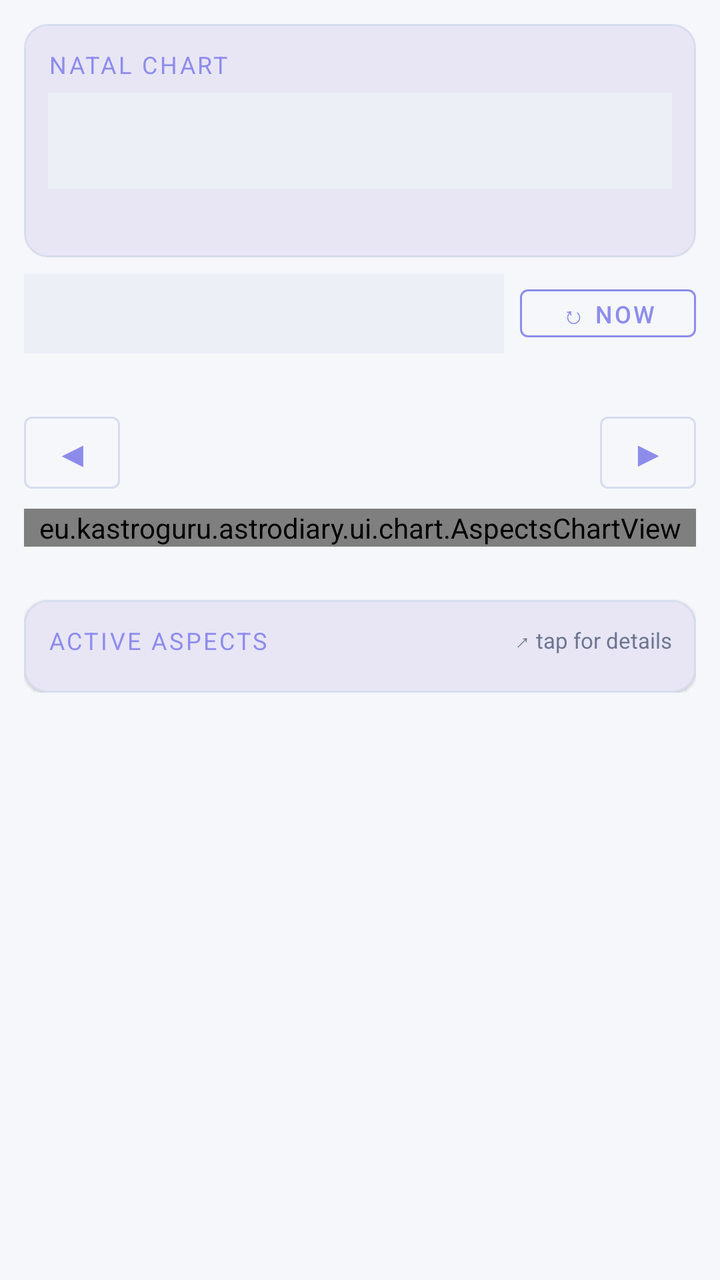
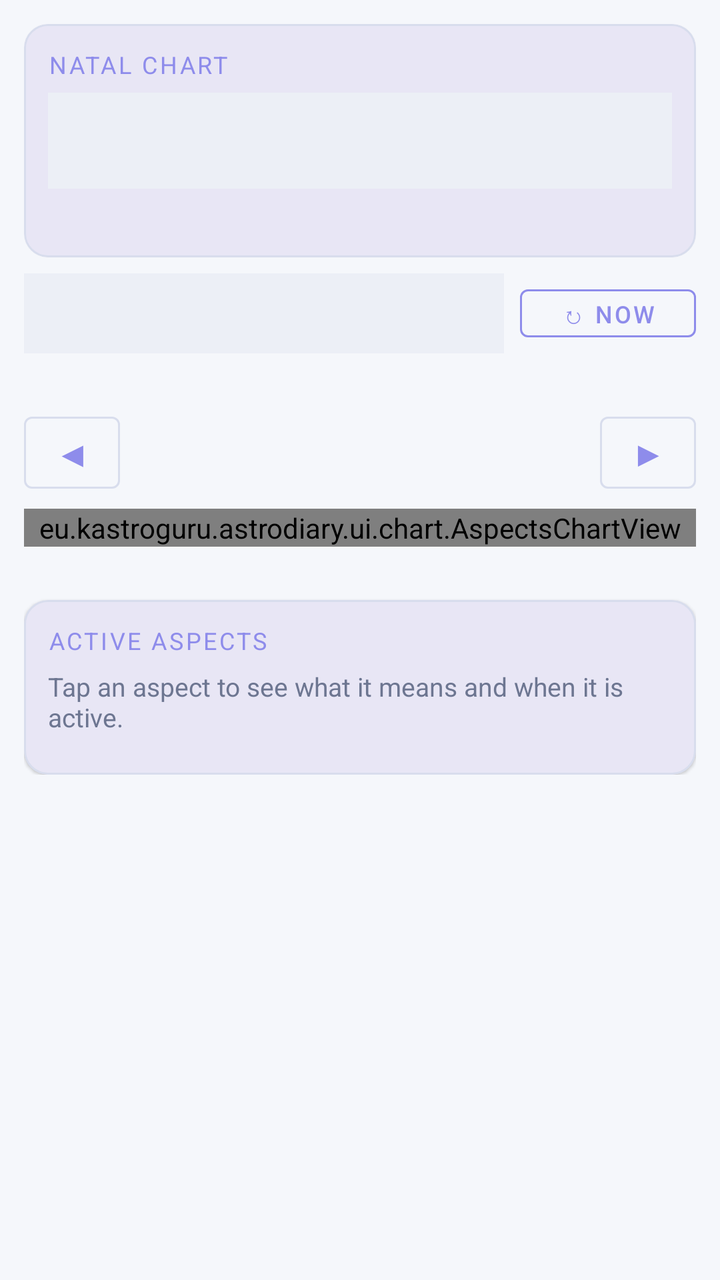

The first picture is an Android layout as it rendered before a commit; the second is the same layout after the commit. The layout source and the unified diff follow.
<!-- AndroidManifest.xml: application theme Theme.AstroDiary -->
<!-- res/layout/fragment_transit.xml -->
<?xml version="1.0" encoding="utf-8"?>
<androidx.coordinatorlayout.widget.CoordinatorLayout
    xmlns:android="http://schemas.android.com/apk/res/android"
    xmlns:app="http://schemas.android.com/apk/res-auto"
    android:layout_width="match_parent"
    android:layout_height="match_parent"
    android:background="@color/background_dark">

    <androidx.core.widget.NestedScrollView
        android:layout_width="match_parent"
        android:layout_height="match_parent">

        <LinearLayout
            android:layout_width="match_parent"
            android:layout_height="wrap_content"
            android:orientation="vertical"
            android:padding="12dp">

            
            <com.google.android.material.card.MaterialCardView
                android:layout_width="match_parent"
                android:layout_height="wrap_content"
                android:layout_marginBottom="8dp"
                app:cardBackgroundColor="@color/surface_dark"
                app:strokeColor="@color/card_stroke"
                app:strokeWidth="1dp"
                app:cardCornerRadius="12dp">

                <LinearLayout
                    android:layout_width="match_parent"
                    android:layout_height="wrap_content"
                    android:orientation="vertical"
                    android:padding="12dp">

                    <TextView
                        android:layout_width="wrap_content"
                        android:layout_height="wrap_content"
                        android:text="@string/natal_chart"
                        android:textColor="@color/gold"
                        android:textSize="12sp"
                        android:textAllCaps="true"
                        android:letterSpacing="0.1"
                        android:layout_marginBottom="6dp" />

                    <Spinner
                        android:id="@+id/spinnerNatal"
                        android:layout_width="match_parent"
                        android:layout_height="48dp"
                        android:background="@color/surface_variant"
                        android:textColor="@color/text_primary"
                        android:padding="8dp" />

                    <TextView
                        android:id="@+id/tvNatalInfo"
                        android:layout_width="match_parent"
                        android:layout_height="wrap_content"
                        android:textColor="@color/text_secondary"
                        android:textSize="12sp"
                        android:layout_marginTop="6dp" />

                </LinearLayout>
            </com.google.android.material.card.MaterialCardView>

            

            
            <LinearLayout
                android:layout_width="match_parent"
                android:layout_height="wrap_content"
                android:orientation="horizontal"
                android:gravity="center_vertical"
                android:layout_marginBottom="4dp">

                <Spinner
                    android:id="@+id/spinnerMethod"
                    android:layout_width="0dp"
                    android:layout_weight="1"
                    android:layout_height="40dp"
                    android:background="@color/surface_variant"
                    android:layout_marginEnd="8dp" />

                <com.google.android.material.button.MaterialButton
                    android:id="@+id/btnRefresh"
                    android:layout_width="wrap_content"
                    android:layout_height="36dp"
                    android:text="@string/refresh_now"
                    android:textSize="12sp"
                    style="@style/Widget.MaterialComponents.Button.OutlinedButton"
                    app:strokeColor="@color/gold" />

            </LinearLayout>

            
            <TextView
                android:id="@+id/tvTransitDate"
                android:layout_width="match_parent"
                android:layout_height="wrap_content"
                android:gravity="center"
                android:textColor="@color/gold"
                android:textSize="13sp"
                android:layout_marginBottom="4dp" />

            
            <LinearLayout
                android:layout_width="match_parent"
                android:layout_height="wrap_content"
                android:orientation="horizontal"
                android:gravity="center_vertical"
                android:layout_marginBottom="4dp">

                <com.google.android.material.button.MaterialButton
                    android:id="@+id/btnBack"
                    android:layout_width="48dp"
                    android:layout_height="48dp"
                    android:text="◀"
                    android:textSize="18sp"
                    android:padding="0dp"
                    style="@style/Widget.MaterialComponents.Button.OutlinedButton"
                    app:strokeColor="@color/card_stroke" />

                <HorizontalScrollView
                    android:id="@+id/chipScrollView"
                    android:layout_width="0dp"
                    android:layout_height="wrap_content"
                    android:layout_weight="1"
                    android:scrollbars="none"
                    android:layout_marginHorizontal="4dp">

                    <LinearLayout
                        android:id="@+id/chipGroup"
                        android:layout_width="wrap_content"
                        android:layout_height="wrap_content"
                        android:orientation="horizontal"
                        android:padding="2dp" />

                </HorizontalScrollView>

                <com.google.android.material.button.MaterialButton
                    android:id="@+id/btnForward"
                    android:layout_width="48dp"
                    android:layout_height="48dp"
                    android:text="▶"
                    android:textSize="18sp"
                    android:padding="0dp"
                    style="@style/Widget.MaterialComponents.Button.OutlinedButton"
                    app:strokeColor="@color/card_stroke" />

            </LinearLayout>

            
            <eu.kastroguru.astrodiary.ui.chart.AspectsChartView
                android:id="@+id/aspectsChart"
                android:layout_width="match_parent"
                android:layout_height="wrap_content" />

            
            <eu.kastroguru.astrodiary.ui.chart.PrimaryDirectionsWheelView
                android:id="@+id/pdWheel"
                android:layout_width="match_parent"
                android:layout_height="wrap_content"
                android:visibility="gone" />

            <TextView
                android:id="@+id/tvTransitSummary"
                android:layout_width="match_parent"
                android:layout_height="wrap_content"
                android:textColor="@color/text_secondary"
                android:textSize="11sp"
                android:layout_marginTop="4dp"
                android:singleLine="false" />

            
            <com.google.android.material.card.MaterialCardView
                android:layout_width="match_parent"
                android:layout_height="wrap_content"
                android:layout_marginTop="8dp"
                app:cardBackgroundColor="@color/surface_dark"
                app:strokeColor="@color/card_stroke"
                app:strokeWidth="1dp"
                app:cardCornerRadius="12dp">

                <LinearLayout
                    android:layout_width="match_parent"
                    android:layout_height="wrap_content"
                    android:orientation="vertical"
                    android:padding="12dp">

                    <LinearLayout
                        android:layout_width="match_parent"
                        android:layout_height="wrap_content"
                        android:orientation="horizontal"
                        android:gravity="center_vertical"
                        android:layout_marginBottom="6dp">

                        <TextView
                            android:layout_width="0dp"
                            android:layout_height="wrap_content"
                            android:layout_weight="1"
                            android:text="@string/active_aspects"
                            android:textColor="@color/gold"
                            android:textSize="12sp"
                            android:textAllCaps="true"
                            android:letterSpacing="0.1" />

                        <TextView
                            android:layout_width="wrap_content"
                            android:layout_height="wrap_content"
                            android:text="@string/tap_for_details"
                            android:textColor="@color/text_secondary"
                            android:textSize="11sp" />

                    </LinearLayout>

                    <androidx.recyclerview.widget.RecyclerView
                        android:id="@+id/rvAspects"
                        android:layout_width="match_parent"
                        android:layout_height="wrap_content"
                        android:nestedScrollingEnabled="false"
                        android:divider="@null" />

                    <TextView
                        android:id="@+id/tvNoAspects"
                        android:layout_width="match_parent"
                        android:layout_height="wrap_content"
                        android:text="@string/pd_no_active"
                        android:textColor="@color/text_secondary"
                        android:textSize="12sp"
                        android:padding="8dp"
                        android:gravity="center"
                        android:visibility="gone" />

                </LinearLayout>
            </com.google.android.material.card.MaterialCardView>

        </LinearLayout>
    </androidx.core.widget.NestedScrollView>

    
    <ProgressBar
        android:id="@+id/progressBar"
        android:layout_width="wrap_content"
        android:layout_height="wrap_content"
        android:layout_gravity="center"
        android:visibility="gone" />

</androidx.coordinatorlayout.widget.CoordinatorLayout>
<!-- resources referenced by this layout -->
<resources>
  <color name="background_dark">#F5F7FB</color>
  <color name="card_stroke">#D8DDED</color>
  <color name="gold">#8E8CEB</color>
  <color name="surface_dark">#E8E6F5</color>
  <color name="surface_variant">#ECEFF6</color>
  <color name="text_primary">#3A4258</color>
  <color name="text_secondary">#6D7691</color>
  <string name="active_aspects">Active Aspects</string>
  <string name="natal_chart">Natal Chart</string>
  <string name="pd_no_active">No exact directions near this date. Move the date forward or back.</string>
  <string name="refresh_now">↻ Now</string>
  <string name="tap_for_details">↗ tap for details</string>
  <style name="Theme.AstroDiary" parent="Theme.MaterialComponents.Light.NoActionBar">
          <item name="colorPrimary">@color/md_theme_dark_primary</item>
          <item name="colorPrimaryVariant">@color/md_theme_dark_primaryContainer</item>
          <item name="colorOnPrimary">@color/md_theme_dark_onPrimary</item>
          <item name="colorSecondary">@color/md_theme_dark_secondary</item>
          <item name="colorSecondaryVariant">@color/md_theme_dark_secondaryContainer</item>
          <item name="colorOnSecondary">@color/md_theme_dark_onSecondary</item>
          <item name="colorError">@color/md_theme_dark_error</item>
          <item name="colorOnError">@color/md_theme_dark_onError</item>
          <item name="android:colorBackground">@color/md_theme_dark_background</item>
          <item name="colorOnBackground">@color/md_theme_dark_onBackground</item>
          <item name="colorSurface">@color/md_theme_dark_surface</item>
          <item name="colorOnSurface">@color/md_theme_dark_onSurface</item>
          
          <item name="android:statusBarColor">@color/surface_dark</item>
          <item name="android:navigationBarColor">@color/surface_dark</item>
          <item name="android:windowBackground">@color/md_theme_dark_background</item>
          
          <item name="android:windowLightStatusBar">true</item>
      </style>
  <color name="md_theme_dark_primary">#8E8CEB</color>
  <color name="md_theme_dark_primaryContainer">#E8E6F5</color>
  <color name="md_theme_dark_onPrimary">#FFFFFF</color>
  <color name="md_theme_dark_secondary">#A8C7B5</color>
  <color name="md_theme_dark_secondaryContainer">#DDEBFA</color>
  <color name="md_theme_dark_onSecondary">#FFFFFF</color>
  <color name="md_theme_dark_error">#B3261E</color>
  <color name="md_theme_dark_onError">#FFFFFF</color>
  <color name="md_theme_dark_background">#F5F7FB</color>
  <color name="md_theme_dark_onBackground">#3A4258</color>
  <color name="md_theme_dark_surface">#E8E6F5</color>
  <color name="md_theme_dark_onSurface">#3A4258</color>
</resources>

<!-- the commit's change to res/layout/fragment_transit.xml (unified diff, before → after) -->
@@ -202,14 +202,15 @@
                             android:textAllCaps="true"
                             android:letterSpacing="0.1" />
 
-                        <TextView
-                            android:layout_width="wrap_content"
-                            android:layout_height="wrap_content"
-                            android:text="@string/tap_for_details"
-                            android:textColor="@color/text_secondary"
-                            android:textSize="11sp" />
-
                     </LinearLayout>
+
+                    <TextView
+                        android:layout_width="match_parent"
+                        android:layout_height="wrap_content"
+                        android:layout_marginBottom="8dp"
+                        android:text="@string/aspect_tap_hint"
+                        android:textColor="@color/text_secondary"
+                        android:textSize="13sp" />
 
                     <androidx.recyclerview.widget.RecyclerView
                         android:id="@+id/rvAspects"
<!-- resource entries referenced after the edit -->
@@ -8,10 +8,10 @@
   <color name="text_primary">#3A4258</color>
   <color name="text_secondary">#6D7691</color>
   <string name="active_aspects">Active Aspects</string>
+  <string name="aspect_tap_hint">Tap an aspect to see what it means and when it is active.</string>
   <string name="natal_chart">Natal Chart</string>
   <string name="pd_no_active">No exact directions near this date. Move the date forward or back.</string>
   <string name="refresh_now">↻ Now</string>
-  <string name="tap_for_details">↗ tap for details</string>
   <style name="Theme.AstroDiary" parent="Theme.MaterialComponents.Light.NoActionBar">
           <item name="colorPrimary">@color/md_theme_dark_primary</item>
           <item name="colorPrimaryVariant">@color/md_theme_dark_primaryContainer</item>
